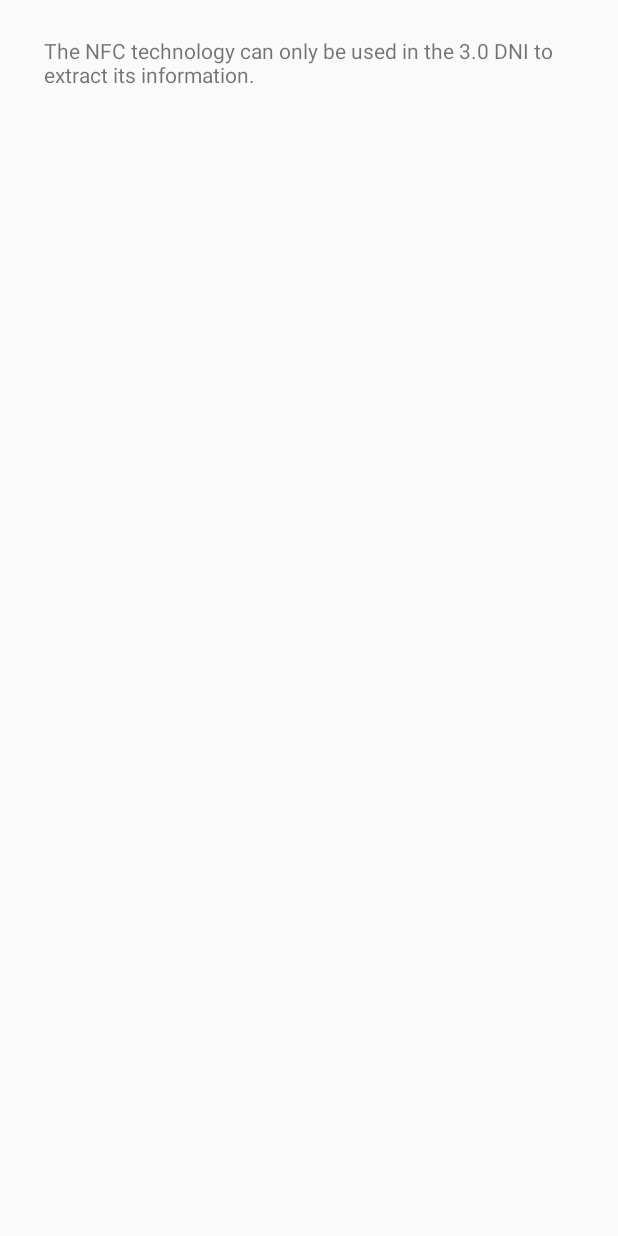
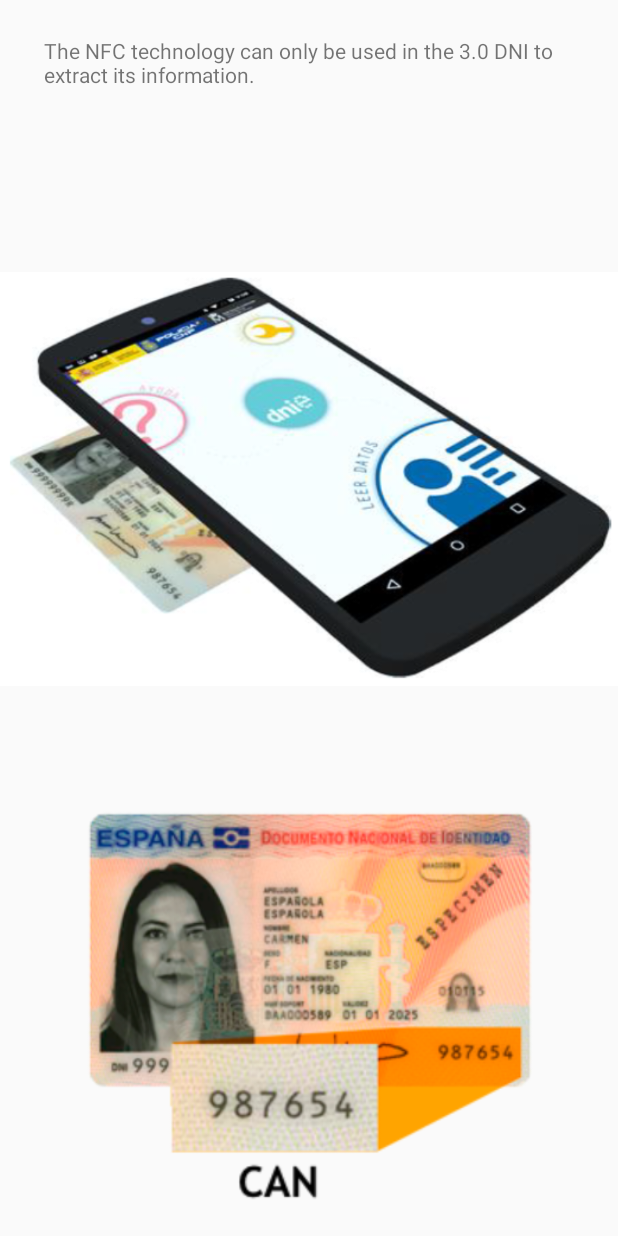
Before and after one commit to IvanDeMingo/comparador-seguros, an Android app: the layout dialog_info_nfc.xml on its own in the app's theme, with its tools: preview values and no code run, on a phone screen of 412 x 824 dp. Run offline under Robolectric (Android 15) with nearby library versions, the phone set to English and light mode, and no system bars.

Commit message:
Changed add button + DNIe NFC and CAN info on read dialog

```diff
--- a/app/src/main/java/pae/seguros/consultar_seguros/ConsultarSeguroFragmentCoche.java
+++ b/app/src/main/java/pae/seguros/consultar_seguros/ConsultarSeguroFragmentCoche.java
@@ -10,6 +10,7 @@
 import android.view.LayoutInflater;
 import android.view.View;
 import android.view.ViewGroup;
+import android.widget.ImageView;
 
 import pae.seguros.R;
 import pae.seguros.vehiculos.AddVehicle;
@@ -29,7 +30,7 @@
     }
 
     private void initAddButton(View view) {
-        AppCompatButton buttonAdd = view.findViewById(R.id.button_add);
+        ImageView buttonAdd = view.findViewById(R.id.button_add);
         buttonAdd.setOnClickListener(new View.OnClickListener() {
             @Override
             public void onClick(View view) {
--- a/app/src/main/java/pae/seguros/consultar_seguros/ConsultarSeguroFragmentConductor.java
+++ b/app/src/main/java/pae/seguros/consultar_seguros/ConsultarSeguroFragmentConductor.java
@@ -10,6 +10,7 @@
 import android.view.View;
 import android.view.ViewGroup;
 import android.util.Log;
+import android.widget.ImageView;
 
 import pae.seguros.R;
 import pae.seguros.conductores.AddDriver;
@@ -29,7 +30,7 @@
     }
 
     private void initAddButton(View view) {
-        AppCompatButton buttonAdd = view.findViewById(R.id.button_add);
+        ImageView buttonAdd = view.findViewById(R.id.button_add);
         buttonAdd.setOnClickListener(new View.OnClickListener() {
             @Override
             public void onClick(View view) {
--- /dev/null
+++ b/app/src/main/res/drawable/ic_add_black_16dp.xml
@@ -0,0 +1,4 @@
+<vector android:height="16dp" android:viewportHeight="24.0"
+    android:viewportWidth="24.0" android:width="16dp" xmlns:android="http://schemas.android.com/apk/res/android">
+    <path android:fillColor="#FF000000" android:pathData="M19,13h-6v6h-2v-6H5v-2h6V5h2v6h6v2z"/>
+</vector>
--- /dev/null
+++ b/app/src/main/res/drawable/ic_add_black_8dp.xml
@@ -0,0 +1,4 @@
+<vector android:height="8dp" android:viewportHeight="24.0"
+    android:viewportWidth="24.0" android:width="8dp" xmlns:android="http://schemas.android.com/apk/res/android">
+    <path android:fillColor="#FF000000" android:pathData="M19,13h-6v6h-2v-6H5v-2h6V5h2v6h6v2z"/>
+</vector>
--- a/app/src/main/res/layout/dialog_info_nfc.xml
+++ b/app/src/main/res/layout/dialog_info_nfc.xml
@@ -6,14 +6,21 @@
     android:orientation="vertical">
     <TextView
         android:layout_width="match_parent"
-        android:layout_height="match_parent"
+        android:layout_height="0dp"
         android:text="@string/dialog_nfc_text"
         android:paddingHorizontal="5dp"
-        android:layout_margin="24dp"/>
+        android:layout_margin="24dp"
+        android:layout_weight="1"/>
     <ImageView
-        android:layout_height="wrap_content"
-        android:layout_width="wrap_content"
+        android:layout_height="0dp"
+        android:layout_width="match_parent"
         android:id="@+id/dni_nfc"
-        android:src="@drawable/dni_nfc"/>
+        android:src="@drawable/dni_nfc"
+        android:layout_weight="5"/>
+    <ImageView
+        android:layout_width="match_parent"
+        android:layout_height="0dp"
+        android:src="@drawable/info_can"
+        android:layout_weight="4"/>
 
 </LinearLayout>
```
Also changed, not shown: app/src/main/java/pae/seguros/conductores/AddDriver.java (+12 -2 lines), app/src/main/java/pae/seguros/conductores/ConductoresFragment.java (+29 -2 lines), app/src/main/res/layout/consultar_seguro_page1.xml (+21 -7 lines), app/src/main/res/layout/consultar_seguro_page2.xml (+21 -7 lines), app/src/main/res/values/strings.xml (+10 -12 lines), app/src/main/res/drawable/info_can.png (added).
